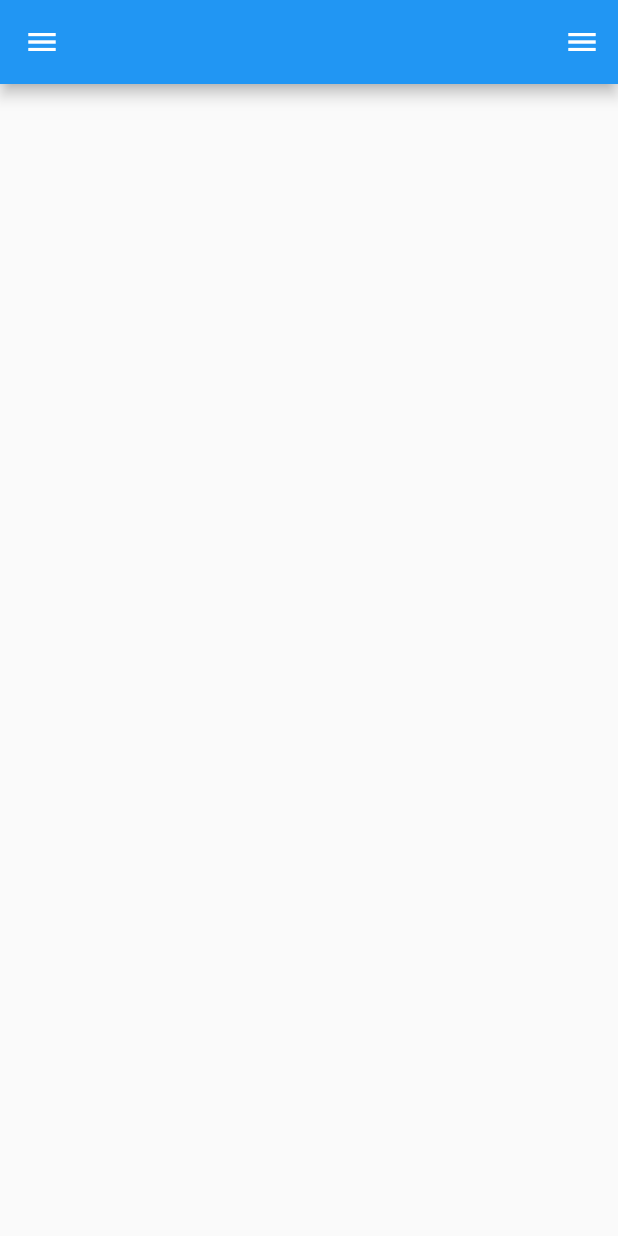
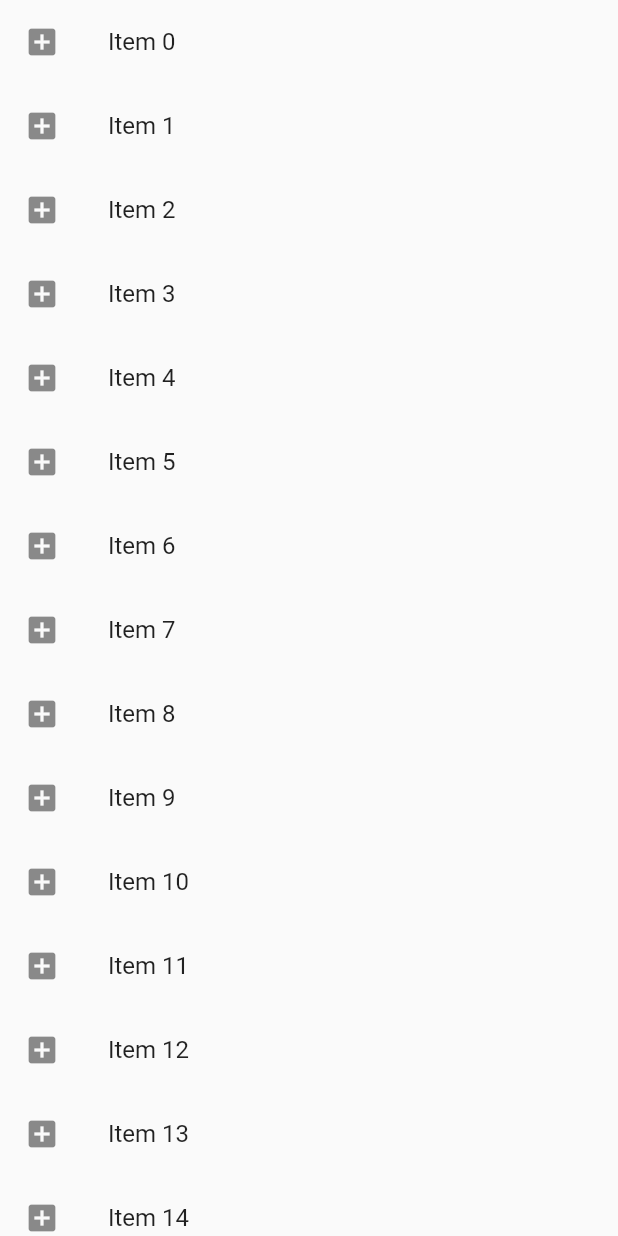
Before and after one commit to raghav834/Learning_Flutter, a Flutter app: the screen it shows after launch, on a phone screen of 412 x 824 dp. Run offline on Flutter 3.47's test engine with Material 2 defaults, Android fonts, the phone set to English and light mode, and no system bars.

Commit message:
Responsive Layout Using LayoutBuilder.

```diff
--- a/lib/main.dart
+++ b/lib/main.dart
@@ -12,25 +12,48 @@
   Widget build(BuildContext context) {
     return MaterialApp(
       home: Scaffold(
-        appBar: AppBar(),
-        drawer: Drawer(
-          child: ListView(
-            children:  [
-              ListTile(
-                leading: const Icon(Icons.people),
-                title: const Text("Item 1"),
-                onTap: () {},
-              ),
-              ListTile(
-                leading: const Icon(Icons.train),
-                title: const Text("Item 2"),
-                onTap: () {},
-              )
-            ],
-          ),
+        body: LayoutBuilder(
+          builder: (BuildContext context, BoxConstraints sizes){
+            if(sizes.maxWidth < 600) {
+              return const ListData();
+            }
+            return const GridData();
+          },
         ),
-        endDrawer: const Drawer(),
       ),
     );
   }
 }
+
+class ListData extends StatelessWidget{
+
+  const ListData({super.key});
+
+  @override
+  Widget build(BuildContext context) {
+    return ListView.builder(itemBuilder: (context,id) {
+      return ListTile(
+        leading: const Icon(Icons.add_box),
+        title: Text("Item $id"),
+      );
+    });
+  }
+}
+
+class GridData extends StatelessWidget{
+
+  const GridData({super.key});
+
+  @override
+  Widget build(BuildContext context){
+    return GridView.count(crossAxisCount: 2,
+    children: List.generate(100, (index){
+      return ListTile(
+          leading: const Icon(Icons.add_box),
+          title: Text("Item $index"),
+        );
+    }),);
+
+  }
+
+}
```
